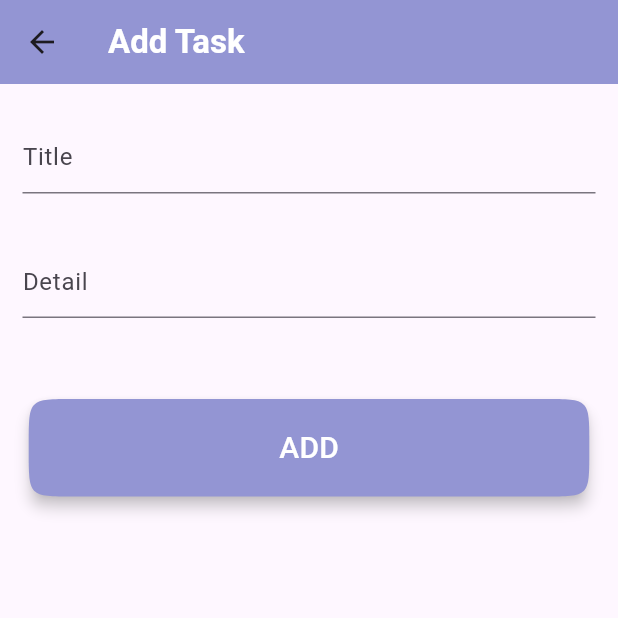
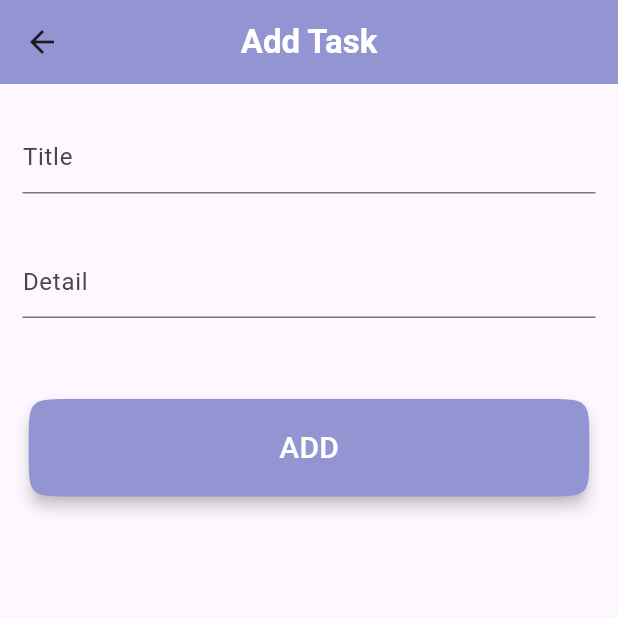
Before and after one commit to SulaimanLmn/Todo-List-App-With-Cubit, a Flutter app: the screen it shows after launch, after a tap on the "add" icon, on a phone screen of 412 x 824 dp, the top half of it. Run offline on Flutter 3.47's test engine with Material 3 defaults, Android fonts, the phone set to English and light mode, and no system bars; our stand-ins replace flutter_bloc.

Commit message:
Add NavBloc and TodoBloc with Events, implement Bloc for TodoList management, fix naming, and update TodoPage and AddTaskPage design.

```diff
--- /dev/null
+++ b/lib/bloc/nav_bloc.dart
@@ -0,0 +1,21 @@
+import 'package:flutter/material.dart';
+import 'package:flutter_bloc/flutter_bloc.dart';
+import 'package:flutter_bloc_test/pages/complete_task_page.dart';
+import 'package:flutter_bloc_test/pages/todo_page.dart';
+part 'nav_event.dart';
+
+class NavBloc extends Bloc<NavEvent, int> {
+  NavBloc() : super(0) {
+    on<NavUpdated>((event, emit) {
+      emit(event.index);
+    });
+  }
+
+  //Bad Practice
+  List<Widget> pages = [
+    const TodoPage(),
+    const CompletePage(),
+  ];
+
+  Widget getCurrentPage() => pages[state];
+}
--- /dev/null
+++ b/lib/bloc/nav_event.dart
@@ -0,0 +1,9 @@
+part of "nav_bloc.dart";
+
+sealed class NavEvent {}
+
+class NavUpdated extends NavEvent {
+  int index;
+
+  NavUpdated({required this.index});
+}
--- /dev/null
+++ b/lib/bloc/todo_event.dart
@@ -0,0 +1,26 @@
+part of 'todo_bloc.dart';
+
+class TodoEvent {}
+
+class TodoAdded extends TodoEvent {
+  TodoModel todo;
+
+  TodoAdded({required this.todo});
+}
+
+class TodoUpdated extends TodoEvent {
+  TodoModel todo;
+  int index;
+
+  TodoUpdated({required this.index, required this.todo});
+}
+
+class TodoDeleted extends TodoEvent {
+  int index;
+  TodoDeleted({required this.index});
+}
+
+class TodoCompleted extends TodoEvent {
+  int index;
+  TodoCompleted({required this.index});
+}
--- a/lib/cubit/todo_cubit.dart
+++ b/lib/cubit/todo_cubit.dart
@@ -40,7 +40,7 @@ class TodoCubit extends Cubit<List<TodoModel>> {
     updatedTodos[index] = TodoModel(
       title: todo.title,
       subList: todo.subList,
-      isComplete: true, // Set to true to mark as complete
+      isComplete: true,
     );
 
     emit(updatedTodos);
--- a/lib/main.dart
+++ b/lib/main.dart
@@ -1,7 +1,9 @@
 import 'package:flutter/material.dart';
 import 'package:flutter_bloc/flutter_bloc.dart';
+import 'package:flutter_bloc_test/bloc/nav_bloc.dart';
 
 import 'package:flutter_bloc_test/cubit/nav_cubit.dart';
+import 'package:flutter_bloc_test/bloc/todo_bloc.dart';
 import 'package:flutter_bloc_test/cubit/todo_cubit.dart';
 import 'package:flutter_bloc_test/pages/nav_page.dart';
 
@@ -17,10 +19,16 @@ class MyApp extends StatelessWidget {
     return MultiBlocProvider(
       providers: [
         BlocProvider(
-          create: (context) => NavCubit(),
+          create: (_) => NavCubit(),
         ),
         BlocProvider(
-          create: (context) => TodoCubit(),
+          create: (_) => TodoCubit(),
+        ),
+        BlocProvider(
+          create: (_) => TodoBloc(),
+        ),
+        BlocProvider(
+          create: (_) => NavBloc(),
         ),
       ],
       child: MaterialApp(
--- a/lib/pages/add_task_page.dart
+++ b/lib/pages/add_task_page.dart
@@ -1,7 +1,8 @@
 import 'package:flutter/material.dart';
 import 'package:flutter_bloc/flutter_bloc.dart';
 import 'package:flutter_bloc_test/assets/color.dart';
-import 'package:flutter_bloc_test/cubit/todo_cubit.dart';
+import 'package:flutter_bloc_test/bloc/todo_bloc.dart';
+import 'package:flutter_bloc_test/models/todo_model.dart';
 
 class AddTaskPage extends StatelessWidget {
   AddTaskPage({super.key});
@@ -14,6 +15,7 @@ class AddTaskPage extends StatelessWidget {
     return Scaffold(
       appBar: AppBar(
         backgroundColor: appBarColor,
+        centerTitle: true,
         title: Text(
           "Add Task",
           style: TextStyle(color: textColor, fontWeight: FontWeight.w600),
@@ -27,7 +29,7 @@ class AddTaskPage extends StatelessWidget {
           children: [
             TextField(
               controller: titleController,
-              decoration: InputDecoration(
+              decoration: const InputDecoration(
                 hintText: "Title",
               ),
             ),
@@ -36,7 +38,7 @@ class AddTaskPage extends StatelessWidget {
             ),
             TextField(
               controller: detailController,
-              decoration: InputDecoration(
+              decoration: const InputDecoration(
                 hintText: "Detail",
               ),
             ),
@@ -51,10 +53,14 @@ class AddTaskPage extends StatelessWidget {
                 shadowColor: Colors.grey.withOpacity(0.7),
               ),
               onPressed: () {
-                BlocProvider.of<TodoCubit>(context).addTodo(
-                    title: titleController.text,
-                    subList: detailController.text,
-                    isComplete: false);
+                BlocProvider.of<TodoBloc>(context).add(
+                  TodoAdded(
+                    todo: TodoModel(
+                        title: titleController.text,
+                        subList: detailController.text,
+                        isComplete: false),
+                  ),
+                );
                 Navigator.of(context).pop();
               },
               child: Padding(
--- a/lib/pages/nav_page.dart
+++ b/lib/pages/nav_page.dart
@@ -1,22 +1,21 @@
 import 'package:flutter/material.dart';
 import 'package:flutter_bloc/flutter_bloc.dart';
-import 'package:flutter_bloc_test/cubit/nav_cubit.dart';
+import 'package:flutter_bloc_test/bloc/nav_bloc.dart';
 
 class NavPage extends StatelessWidget {
   const NavPage({super.key});
 
   @override
   Widget build(BuildContext context) {
-    final navCubit = BlocProvider.of<NavCubit>(context);
+    final navBloc = BlocProvider.of<NavBloc>(context);
 
-    return BlocBuilder<NavCubit, int>(
-      bloc: navCubit,
+    return BlocBuilder<NavBloc, int>(
       builder: (context, state) {
         return Scaffold(
-          body: navCubit.getCurrentPage(),
+          body: navBloc.getCurrentPage(),
           bottomNavigationBar: BottomNavigationBar(
             currentIndex: state,
-            onTap: (index) => navCubit.updateIndex(index),
+            onTap: (index) => navBloc.add(NavUpdated(index: index)),
             items: const [
               BottomNavigationBarItem(icon: Icon(Icons.list), label: "All"),
               BottomNavigationBarItem(
--- a/lib/pages/todo_page.dart
+++ b/lib/pages/todo_page.dart
@@ -1,7 +1,7 @@
 import 'package:flutter/material.dart';
 import 'package:flutter_bloc/flutter_bloc.dart';
 import 'package:flutter_bloc_test/assets/color.dart';
-import 'package:flutter_bloc_test/cubit/todo_cubit.dart';
+import 'package:flutter_bloc_test/bloc/todo_bloc.dart';
 import 'package:flutter_bloc_test/models/todo_model.dart';
 import 'package:flutter_bloc_test/pages/add_task_page.dart';
 import 'package:flutter_bloc_test/pages/edit_task_page.dart';
@@ -14,32 +14,23 @@ class TodoPage extends StatelessWidget {
     return Scaffold(
       backgroundColor: screenColor,
       appBar: AppBar(
+        centerTitle: true,
         title: Text(
           "TODO APP",
           style: TextStyle(color: textColor, fontWeight: FontWeight.w600),
         ),
         backgroundColor: appBarColor,
-        actions: [
-          Padding(
-            padding: const EdgeInsets.only(right: 10),
-            child: Icon(
-              Icons.calendar_today,
-              size: 33,
-              color: textColor,
-            ),
-          ),
-        ],
       ),
       body: Container(
         padding: const EdgeInsets.symmetric(horizontal: 7, vertical: 15),
         width: double.infinity,
-        child: BlocBuilder<TodoCubit, List<TodoModel>>(
+        child: BlocBuilder<TodoBloc, List<TodoModel>>(
           builder: (context, todos) {
-            final nonCompleteTodos =
-                BlocProvider.of<TodoCubit>(context).getNonCompleteTodos();
+            final nonCompletedTodos =
+                BlocProvider.of<TodoBloc>(context).getNonCompleteTodos();
             return ListView.separated(
                 itemBuilder: (context, index) {
-                  final originalIndex = todos.indexOf(nonCompleteTodos[index]);
+                  final originalIndex = todos.indexOf(nonCompletedTodos[index]);
 
                   return Container(
                     width: double.infinity,
@@ -64,11 +55,11 @@ class TodoPage extends StatelessWidget {
                             crossAxisAlignment: CrossAxisAlignment.start,
                             children: [
                               Text(
-                                nonCompleteTodos[index].title,
+                                nonCompletedTodos[index].title,
                                 style: TextStyle(color: todoTitleColor),
                               ),
                               const Spacer(),
-                              Text(nonCompleteTodos[index].subList)
+                              Text(nonCompletedTodos[index].subList)
                             ],
                           ),
                           const Spacer(),
@@ -83,7 +74,7 @@ class TodoPage extends StatelessWidget {
                                     Navigator.of(context).push(
                                       MaterialPageRoute(
                                         builder: (context) => EditTaskPage(
-                                          todo: nonCompleteTodos[index],
+                                          todo: nonCompletedTodos[index],
                                           index: originalIndex,
                                         ),
                                       ),
@@ -107,9 +98,10 @@ class TodoPage extends StatelessWidget {
                                         actions: [
                                           TextButton(
                                             onPressed: () {
-                                              BlocProvider.of<TodoCubit>(
-                                                      context)
-                                                  .deleteTodo(originalIndex);
+                                              BlocProvider.of<TodoBloc>(context)
+                                                  .add(TodoDeleted(
+                                                      index: originalIndex));
+
                                               Navigator.of(context).pop();
                                             },
                                             child: Text(
@@ -152,9 +144,10 @@ class TodoPage extends StatelessWidget {
                                         actions: [
                                           TextButton(
                                             onPressed: () {
-                                              BlocProvider.of<TodoCubit>(
-                                                      context)
-                                                  .completeTodo(originalIndex);
+                                              BlocProvider.of<TodoBloc>(context)
+                                                  .add(TodoCompleted(
+                                                      index: originalIndex));
+
                                               Navigator.of(context).pop();
                                             },
                                             child: Text(
@@ -197,7 +190,7 @@ class TodoPage extends StatelessWidget {
                     height: 15,
                   );
                 },
-                itemCount: nonCompleteTodos.length);
+                itemCount: nonCompletedTodos.length);
           },
         ),
       ),
```
Also changed, not shown: lib/bloc/todo_bloc.dart (added, +57 -0 lines), lib/pages/complete_task_page.dart (+6 -5 lines), lib/pages/edit_task_page.dart (+10 -4 lines).
